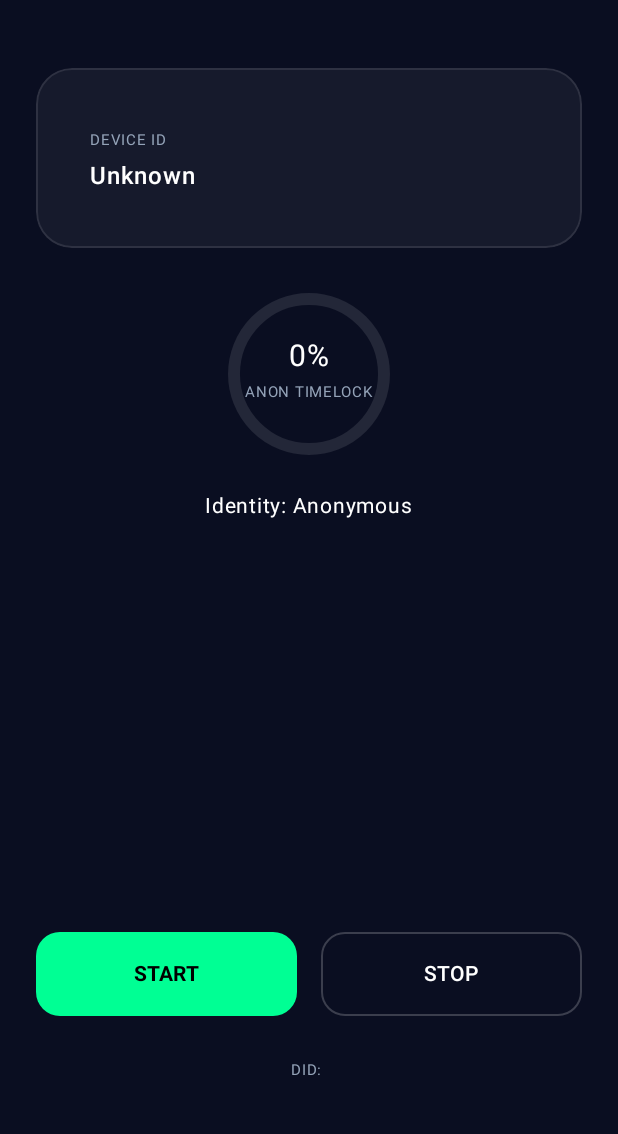
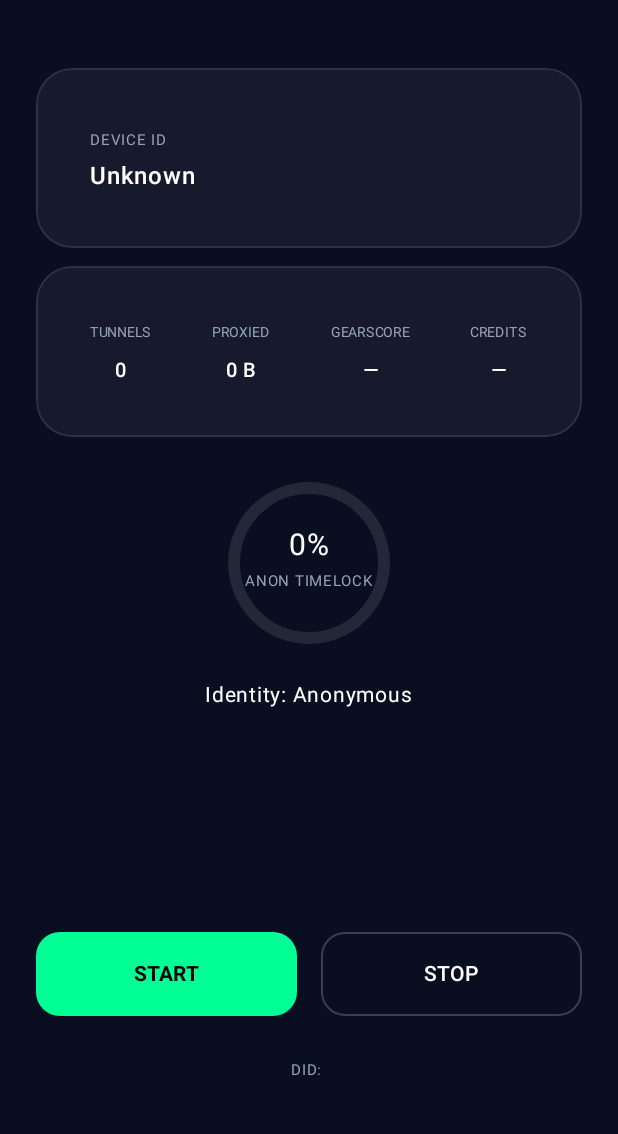
Before and after one commit to ErickBatt/EXRA-network, an Android app built with Jetpack Compose: the screen it shows after launch (MainActivity), on a phone screen of 412 x 824 dp, the part 100-1234 px from its top. Run offline under Robolectric (Android 15) with nearby library versions, the phone set to English and light mode, and no system bars; libraries missing offline, so code that uses them is left out: dev.sublab.sr25519, org.bouncycastle.util; 10 statements that could not run were skipped.

Commit message:
fix(node): Resident IP + feeder audit — P1/P2/P3 security hardening
P1 — Resident IP tunnel (критические исправления):
- TunnelWorker: исправлены заголовки X-Device-ID/X-Device-Sig (было X-DID/X-Signature)
- TunnelWorker: подписываем только sessionId (было sessionId:timestamp), совпадает с server verify
- TunnelWorker: ждём done.size >= 2, чтобы оба pipe-потока завершились без потери данных
- TunnelWorker: добавлен deviceId param и onComplete callback для подсчёта байт
- IdentityManager: signing context "" → "substrate" (совместимость с Go schnorrkel)

P2 — Feeder audit + live stats:
- ExraWsClient: подключён обработчик feeder_audit → performFeederCheck → feeder_report
- ExraWsClient: подпись feeder_report = sign("{assignmentId}:{targetDeviceId}:{verdict}")
- ExraWsClient: activeTunnels + totalBytesProxied atomic counters
- NodeForegroundService: broadcastLocalStats каждые 30s (tunnels, bytes)
- NodeScreen + Components: Stats card (TUNNELS, PROXIED, GEARSCORE, CREDITS)
- hub.go + pop.go: BroadcastFeederTask пробрасывает targetDeviceID в WS-пакет

P3 — Server anti-fraud:
- fraud.go: toSubnet24 → toSubnetPrefix с поддержкой IPv6 /48 (inet << $1::inet)
- feeder.go: AssignFeeder использует inet-оператор для IPv6, LIKE для IPv4
- session.go: E3 двухсторонний cross-check — gateway >> 2× worker → cap billing (защита покупателя)

Все тесты: go test -count=1 ./... green (gateway, handlers, hub, middleware, models, tests)

Co-Authored-By: Claude Sonnet 4.6 <noreply@anthropic.com>

```diff
--- a/android/app/src/main/java/io/exra/node/Components.kt
+++ b/android/app/src/main/java/io/exra/node/Components.kt
@@ -17,6 +17,7 @@ import androidx.compose.ui.graphics.Brush
 import androidx.compose.ui.graphics.Color
 import androidx.compose.ui.graphics.StrokeCap
 import androidx.compose.ui.graphics.drawscope.Stroke
+import androidx.compose.ui.text.font.FontWeight
 import androidx.compose.ui.unit.dp
 import androidx.compose.ui.unit.sp
 
@@ -74,6 +75,15 @@ fun StatusPulse(isRunning: Boolean) {
 }
 
 @Composable
+fun StatItem(label: String, value: String) {
+    Column(horizontalAlignment = Alignment.CenterHorizontally) {
+        Text(label, color = TextSecondary, fontSize = 9.sp, letterSpacing = 0.5.sp)
+        Spacer(Modifier.height(2.dp))
+        Text(value, color = Color.White, fontSize = 13.sp, fontWeight = FontWeight.Medium)
+    }
+}
+
+@Composable
 fun AnimatedTimelockCircle(progress: Int, title: String) {
     val sweepAngle = (progress / 100f) * 360f
 
--- a/android/app/src/main/java/io/exra/node/IdentityManager.kt
+++ b/android/app/src/main/java/io/exra/node/IdentityManager.kt
@@ -163,8 +163,8 @@ class IdentityManager(private val context: Context) {
     fun signData(data: ByteArray): String {
         return try {
             val kp = keyPair ?: return ""
-            // Use the production-grade sign method
-            val signature = kp.signSimple("".toByteArray(), data)
+            // "substrate" matches the signing context used by Go schnorrkel (NewSigningContext("substrate", msg))
+            val signature = kp.signSimple("substrate".toByteArray(), data)
             Hex.toHexString(signature.toByteArray())
         } catch (e: Exception) {
             Log.e(TAG, "Production signing failed: ${e.message}")
--- a/android/app/src/main/java/io/exra/node/MainActivity.kt
+++ b/android/app/src/main/java/io/exra/node/MainActivity.kt
@@ -21,11 +21,16 @@ import android.os.PowerManager
 import android.net.Uri
 import android.provider.Settings
 import org.json.JSONObject
+import androidx.compose.runtime.mutableLongStateOf
 
 class MainActivity : ComponentActivity() {
     private var isRunning by mutableStateOf(false)
     private var lockStatus by mutableStateOf("Identity: Anonymous")
     private var timelockProgress by mutableIntStateOf(0)
+    private var activeTunnels by mutableIntStateOf(0)
+    private var bytesProxied by mutableLongStateOf(0L)
+    private var gearScore by mutableIntStateOf(0)
+    private var pendingCredits by mutableStateOf("—")
 
     private fun checkEmulator(identityManager: IdentityManager) {
         if (identityManager.isEmulator()) {
@@ -89,19 +94,46 @@ class MainActivity : ComponentActivity() {
         }
     }
 
+    private val localStatsReceiver = object : android.content.BroadcastReceiver() {
+        override fun onReceive(context: Context?, intent: Intent?) {
+            activeTunnels = intent?.getIntExtra("active_tunnels", 0) ?: 0
+            bytesProxied = intent?.getLongExtra("bytes_proxied", 0L) ?: 0L
+        }
+    }
+
+    private val nodeStatsReceiver = object : android.content.BroadcastReceiver() {
+        override fun onReceive(context: Context?, intent: Intent?) {
+            val payloadStr = intent?.getStringExtra("payload") ?: return
+            try {
+                val payload = JSONObject(payloadStr)
+                if (payload.has("gear_score")) gearScore = payload.optInt("gear_score", 0)
+                if (payload.has("pending_credits")) {
+                    val credits = payload.optDouble("pending_credits", 0.0)
+                    pendingCredits = "%.4f EXRA".format(credits)
+                }
+            } catch (e: Exception) { /* ignore */ }
+        }
+    }
+
     override fun onCreate(savedInstanceState: Bundle?) {
         super.onCreate(savedInstanceState)
         checkPermissions()
 
         val timelockFilter = IntentFilter("io.exra.node.TIMELOCK_UPDATE")
         val linkFilter = IntentFilter("io.exra.node.LINK_REQUEST")
+        val localStatsFilter = IntentFilter("io.exra.node.LOCAL_STATS")
+        val nodeStatsFilter = IntentFilter("io.exra.node.NODE_STATS")
 
         if (Build.VERSION.SDK_INT >= Build.VERSION_CODES.TIRAMISU) {
             registerReceiver(timelockReceiver, timelockFilter, RECEIVER_NOT_EXPORTED)
             registerReceiver(linkRequestReceiver, linkFilter, RECEIVER_NOT_EXPORTED)
+            registerReceiver(localStatsReceiver, localStatsFilter, RECEIVER_NOT_EXPORTED)
+            registerReceiver(nodeStatsReceiver, nodeStatsFilter, RECEIVER_NOT_EXPORTED)
         } else {
             registerReceiver(timelockReceiver, timelockFilter)
             registerReceiver(linkRequestReceiver, linkFilter)
+            registerReceiver(localStatsReceiver, localStatsFilter)
+            registerReceiver(nodeStatsReceiver, nodeStatsFilter)
         }
 
         val prefs = getSharedPreferences("Exra", Context.MODE_PRIVATE)
@@ -120,6 +152,10 @@ class MainActivity : ComponentActivity() {
                     isRunning = isRunning,
                     lockStatus = lockStatus,
                     timelockProgress = timelockProgress,
+                    activeTunnels = activeTunnels,
+                    bytesProxied = bytesProxied,
+                    gearScore = gearScore,
+                    pendingCredits = pendingCredits,
                     onStart = {
                         startNodeService()
                         isRunning = true
@@ -129,6 +165,7 @@ class MainActivity : ComponentActivity() {
                         isRunning = false
                         timelockProgress = 0
                         lockStatus = "Identity: Anonymous"
+                        activeTunnels = 0
                     }
                 )
             }
@@ -176,6 +213,8 @@ class MainActivity : ComponentActivity() {
         super.onDestroy()
         unregisterReceiver(timelockReceiver)
         unregisterReceiver(linkRequestReceiver)
+        unregisterReceiver(localStatsReceiver)
+        unregisterReceiver(nodeStatsReceiver)
     }
 
     private fun checkPermissions() {
--- a/android/app/src/main/java/io/exra/node/NodeScreen.kt
+++ b/android/app/src/main/java/io/exra/node/NodeScreen.kt
@@ -11,6 +11,13 @@ import androidx.compose.foundation.shape.RoundedCornerShape
 import androidx.compose.ui.unit.dp
 import androidx.compose.ui.unit.sp
 
+private fun formatBytes(bytes: Long): String {
+    if (bytes < 1024) return "${bytes} B"
+    if (bytes < 1024 * 1024) return "%.1f KB".format(bytes / 1024.0)
+    if (bytes < 1024 * 1024 * 1024) return "%.2f MB".format(bytes / (1024.0 * 1024))
+    return "%.2f GB".format(bytes / (1024.0 * 1024 * 1024))
+}
+
 @Composable
 fun NodeScreen(
     deviceId: String,
@@ -18,6 +25,10 @@ fun NodeScreen(
     isRunning: Boolean,
     lockStatus: String,
     timelockProgress: Int,
+    activeTunnels: Int = 0,
+    bytesProxied: Long = 0L,
+    gearScore: Int = 0,
+    pendingCredits: String = "—",
     onStart: () -> Unit,
     onStop: () -> Unit
 ) {
@@ -56,11 +67,28 @@ fun NodeScreen(
 
             Spacer(Modifier.height(40.dp))
 
-            // Stats Card
+            // Identity card
             GlassCard {
                 Column(modifier = Modifier.padding(16.dp)) {
                     Text("DEVICE ID", color = TextSecondary, fontSize = 10.sp)
                     Text(deviceId, color = Color.White, fontSize = 16.sp, fontWeight = FontWeight.Medium)
+                }
+            }
+
+            Spacer(Modifier.height(12.dp))
+
+            // Network stats card
+            GlassCard {
+                Row(
+                    modifier = Modifier
+                        .padding(horizontal = 16.dp, vertical = 12.dp)
+                        .fillMaxWidth(),
+                    horizontalArrangement = Arrangement.SpaceBetween
+                ) {
+                    StatItem(label = "TUNNELS", value = activeTunnels.toString())
+                    StatItem(label = "PROXIED", value = formatBytes(bytesProxied))
+                    StatItem(label = "GEARSCORE", value = if (gearScore > 0) gearScore.toString() else "—")
+                    StatItem(label = "CREDITS", value = pendingCredits)
                 }
             }
 
```
Also changed, not shown: android/app/src/main/java/io/exra/node/ExraWsClient.kt (+49 -2 lines), android/app/src/main/java/io/exra/node/NodeForegroundService.kt (+22 -3 lines), android/app/src/main/java/io/exra/node/TunnelWorker.kt (+30 -21 lines), 6 other files.
